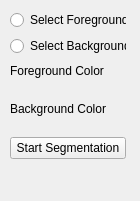
Above: src/meshlabplugins/editsegment/meshcutdialog.ui from cnr-isti-vclab/meshlab before the change. Below: the same form after it.
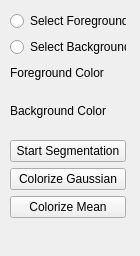
That is the form after the change. Custom widgets are drawn as their Qt base class.

Commit message: Added the "curvature" buttons for testing purpose

Patch:
```diff
--- a/src/meshlabplugins/editsegment/meshcutdialog.ui
+++ b/src/meshlabplugins/editsegment/meshcutdialog.ui
@@ -6,19 +6,19 @@
     <x>0</x>
     <y>0</y>
     <width>140</width>
-    <height>201</height>
+    <height>256</height>
    </rect>
   </property>
   <property name="windowTitle" >
    <string>Mesh Segmentation</string>
   </property>
-  <widget class="QWidget" name="layoutWidget" >
+  <widget class="QWidget" name="" >
    <property name="geometry" >
     <rect>
      <x>10</x>
-     <y>10</y>
+     <y>11</y>
      <width>116</width>
-     <height>149</height>
+     <height>207</height>
     </rect>
    </property>
    <layout class="QVBoxLayout" >
@@ -137,6 +137,20 @@
       </property>
      </widget>
     </item>
+    <item>
+     <widget class="QPushButton" name="gaussianButton" >
+      <property name="text" >
+       <string>Colorize Gaussian</string>
+      </property>
+     </widget>
+    </item>
+    <item>
+     <widget class="QPushButton" name="meanButton" >
+      <property name="text" >
+       <string>Colorize Mean</string>
+      </property>
+     </widget>
+    </item>
    </layout>
   </widget>
  </widget>
```
The commit also changes 2 other files.
